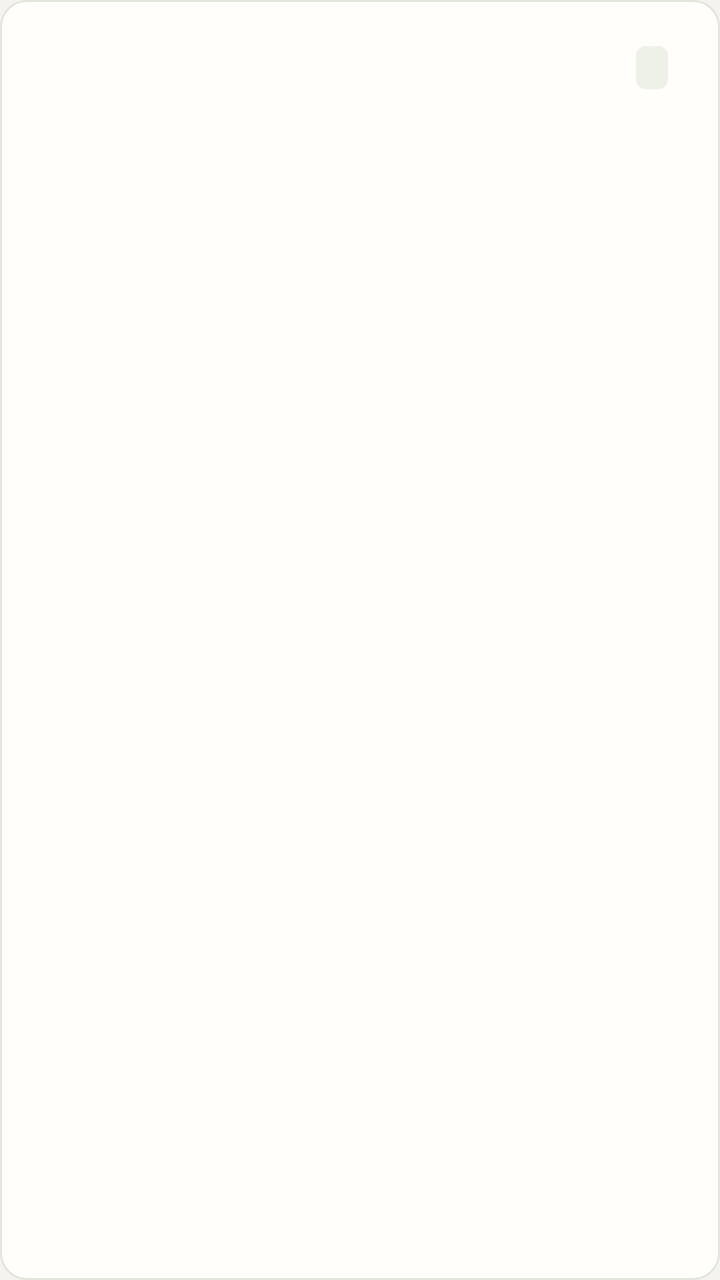
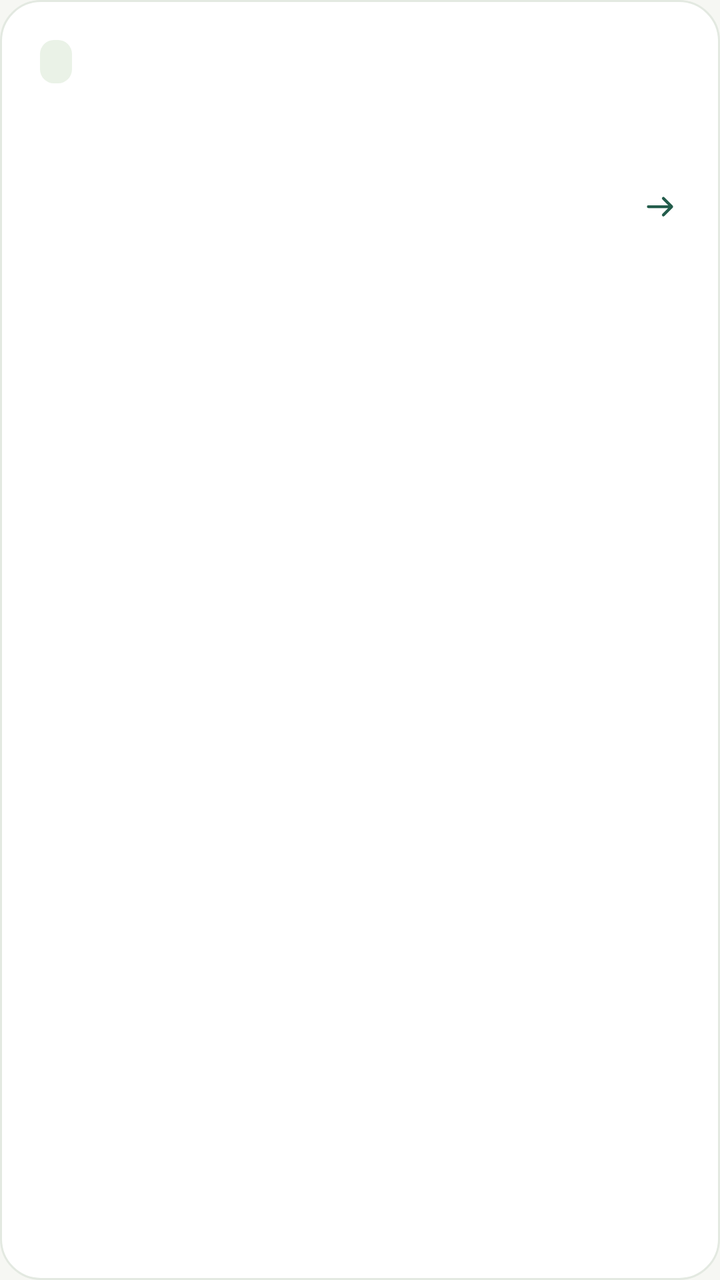

Screens rendered from an Android XML layout before and after an edit, with the pre-edit source and the edit as a unified diff.
<!-- AndroidManifest.xml: application theme Theme.BlogAdmin -->
<!-- res/layout/item_article.xml -->
<?xml version="1.0" encoding="utf-8"?>
<LinearLayout xmlns:android="http://schemas.android.com/apk/res/android"
    android:layout_width="match_parent"
    android:layout_height="wrap_content"
    android:layout_marginBottom="20dp"
    android:background="@drawable/bg_article"
    android:orientation="vertical"
    android:paddingLeft="26dp"
    android:paddingTop="23dp"
    android:paddingRight="26dp"
    android:paddingBottom="23dp">

    <FrameLayout
        android:layout_width="match_parent"
        android:layout_height="wrap_content">

        <TextView
            android:id="@+id/tv_date"
            android:layout_width="wrap_content"
            android:layout_height="wrap_content"
            android:layout_gravity="start"
            android:letterSpacing="0.1"
            android:textColor="@color/date_text"
            android:textSize="11sp" />

        <TextView
            android:id="@+id/tv_badge"
            android:layout_width="wrap_content"
            android:layout_height="wrap_content"
            android:layout_gravity="end"
            android:background="@drawable/bg_badge"
            android:paddingLeft="8dp"
            android:paddingTop="4dp"
            android:paddingRight="8dp"
            android:paddingBottom="4dp"
            android:textColor="@color/badge_text"
            android:textSize="10sp" />
    </FrameLayout>

    <TextView
        android:id="@+id/tv_title"
        android:layout_width="match_parent"
        android:layout_height="wrap_content"
        android:layout_marginTop="11dp"
        android:lineSpacingMultiplier="1.6"
        android:textColor="@color/text_main"
        android:textSize="17sp" />

    <HorizontalScrollView
        android:id="@+id/scroll_imgs"
        android:layout_width="match_parent"
        android:layout_height="wrap_content"
        android:layout_marginTop="11dp"
        android:clipToPadding="false"
        android:scrollbars="none"
        android:visibility="gone">

        <LinearLayout
            android:id="@+id/img_row"
            android:layout_width="wrap_content"
            android:layout_height="wrap_content"
            android:orientation="horizontal" />
    </HorizontalScrollView>

    <TextView
        android:id="@+id/tv_desc"
        android:layout_width="match_parent"
        android:layout_height="wrap_content"
        android:layout_marginTop="11dp"
        android:textColor="@color/text_secondary"
        android:textSize="12sp" />
</LinearLayout>
<!-- resources referenced by this layout -->
<resources>
  <color name="badge_text">#708168</color>
  <color name="date_text">#8c9685</color>
  <color name="text_main">#292d28</color>
  <color name="text_secondary">#92968a</color>
  <!-- drawable bg_article (drawable) -->
  <?xml version="1.0" encoding="utf-8"?>
  <shape xmlns:android="http://schemas.android.com/apk/res/android" android:shape="rectangle">
      <solid android:color="@color/card" />
      <corners android:radius="13dp" />
      <stroke android:width="1dp" android:color="@color/border_card" />
  </shape>
  <!-- drawable bg_badge (drawable) -->
  <?xml version="1.0" encoding="utf-8"?>
  <shape xmlns:android="http://schemas.android.com/apk/res/android" android:shape="rectangle">
      <solid android:color="@color/badge_bg" />
      <corners android:radius="5dp" />
  </shape>
  <style name="Theme.BlogAdmin" parent="android:Theme.Material.Light.NoActionBar">
          <item name="android:colorPrimary">@color/primary</item>
          <item name="android:colorPrimaryDark">@color/primary_dark</item>
          <item name="android:colorAccent">@color/primary</item>
          <item name="android:windowBackground">@color/bg</item>
          <item name="android:statusBarColor">@color/bg</item>
          <item name="android:windowLightStatusBar">true</item>
          <item name="android:navigationBarColor">@color/bg</item>
          <item name="android:windowOptOutEdgeToEdgeEnforcement">true</item>
      </style>
  <color name="card">#fffefa</color>
  <color name="border_card">#e3e6dc</color>
  <color name="badge_bg">#edf1e7</color>
  <color name="primary">#415e48</color>
  <color name="primary_dark">#354b39</color>
  <color name="bg">#f4f3ef</color>
</resources>

<!-- the commit's change to res/layout/item_article.xml (unified diff, before → after) -->
@@ -1,72 +1,77 @@
 <?xml version="1.0" encoding="utf-8"?>
-<LinearLayout xmlns:android="http://schemas.android.com/apk/res/android"
+<LinearLayout
+    xmlns:android="http://schemas.android.com/apk/res/android"
     android:layout_width="match_parent"
     android:layout_height="wrap_content"
-    android:layout_marginBottom="20dp"
     android:background="@drawable/bg_article"
-    android:orientation="vertical"
-    android:paddingLeft="26dp"
-    android:paddingTop="23dp"
-    android:paddingRight="26dp"
-    android:paddingBottom="23dp">
-
-    <FrameLayout
+    android:foreground="?android:attr/selectableItemBackground"
+    android:padding="20dp"
+    android:orientation="vertical">
+    <LinearLayout
         android:layout_width="match_parent"
-        android:layout_height="wrap_content">
-
-        <TextView
-            android:id="@+id/tv_date"
-            android:layout_width="wrap_content"
-            android:layout_height="wrap_content"
-            android:layout_gravity="start"
-            android:letterSpacing="0.1"
-            android:textColor="@color/date_text"
-            android:textSize="11sp" />
-
+        android:layout_height="wrap_content"
+        android:gravity="center_vertical">
         <TextView
             android:id="@+id/tv_badge"
             android:layout_width="wrap_content"
             android:layout_height="wrap_content"
-            android:layout_gravity="end"
             android:background="@drawable/bg_badge"
-            android:paddingLeft="8dp"
-            android:paddingTop="4dp"
-            android:paddingRight="8dp"
-            android:paddingBottom="4dp"
+            android:paddingHorizontal="8dp"
+            android:paddingVertical="4dp"
             android:textColor="@color/badge_text"
             android:textSize="10sp" />
-    </FrameLayout>
-
+        <TextView
+            android:id="@+id/tv_date"
+            android:layout_width="0dp"
+            android:layout_height="wrap_content"
+            android:layout_weight="1"
+            android:gravity="end"
+            android:textColor="@color/date_text"
+            android:textSize="11sp" />
+    </LinearLayout>
     <TextView
         android:id="@+id/tv_title"
         android:layout_width="match_parent"
         android:layout_height="wrap_content"
-        android:layout_marginTop="11dp"
-        android:lineSpacingMultiplier="1.6"
+        android:layout_marginTop="12dp"
         android:textColor="@color/text_main"
-        android:textSize="17sp" />
-
+        android:textSize="19sp"
+        android:fontFamily="sans-serif-medium"
+        android:maxLines="2"
+        android:ellipsize="end"
+        android:lineSpacingExtra="4dp" />
     <HorizontalScrollView
         android:id="@+id/scroll_imgs"
         android:layout_width="match_parent"
         android:layout_height="wrap_content"
-        android:layout_marginTop="11dp"
-        android:clipToPadding="false"
+        android:layout_marginTop="14dp"
         android:scrollbars="none"
         android:visibility="gone">
-
         <LinearLayout
             android:id="@+id/img_row"
+            android:orientation="horizontal"
             android:layout_width="wrap_content"
-            android:layout_height="wrap_content"
-            android:orientation="horizontal" />
+            android:layout_height="wrap_content" />
     </HorizontalScrollView>
-
-    <TextView
-        android:id="@+id/tv_desc"
+    <LinearLayout
         android:layout_width="match_parent"
         android:layout_height="wrap_content"
-        android:layout_marginTop="11dp"
-        android:textColor="@color/text_secondary"
-        android:textSize="12sp" />
+        android:gravity="center_vertical"
+        android:layout_marginTop="14dp">
+        <TextView
+            android:id="@+id/tv_desc"
+            android:layout_width="0dp"
+            android:layout_height="wrap_content"
+            android:layout_weight="1"
+            android:textColor="@color/text_secondary"
+            android:textSize="12sp"
+            android:maxLines="2"
+            android:ellipsize="end" />
+        <ImageView
+            android:layout_width="20dp"
+            android:layout_height="20dp"
+            android:layout_marginStart="12dp"
+            android:src="@drawable/ic_arrow"
+            android:importantForAccessibility="no" />
+    </LinearLayout>
 </LinearLayout>
<!-- resource entries referenced after the edit -->
@@ -1,37 +1,53 @@
 <!-- resources referenced by this layout -->
 <resources>
-  <color name="badge_text">#708168</color>
-  <color name="date_text">#8c9685</color>
-  <color name="text_main">#292d28</color>
-  <color name="text_secondary">#92968a</color>
+  <color name="badge_text">#426B47</color>
+  <color name="date_text">#718072</color>
+  <color name="text_main">#202D29</color>
+  <color name="text_secondary">#69776F</color>
   <!-- drawable bg_article (drawable) -->
   <?xml version="1.0" encoding="utf-8"?>
-  <shape xmlns:android="http://schemas.android.com/apk/res/android" android:shape="rectangle">
+  <shape xmlns:android="http://schemas.android.com/apk/res/android">
       <solid android:color="@color/card" />
-      <corners android:radius="13dp" />
+      <corners android:radius="20dp" />
       <stroke android:width="1dp" android:color="@color/border_card" />
   </shape>
   <!-- drawable bg_badge (drawable) -->
   <?xml version="1.0" encoding="utf-8"?>
-  <shape xmlns:android="http://schemas.android.com/apk/res/android" android:shape="rectangle">
+  <shape xmlns:android="http://schemas.android.com/apk/res/android">
       <solid android:color="@color/badge_bg" />
-      <corners android:radius="5dp" />
+      <corners android:radius="7dp" />
   </shape>
-  <style name="Theme.BlogAdmin" parent="android:Theme.Material.Light.NoActionBar">
+  <!-- drawable ic_arrow (drawable) -->
+  <?xml version="1.0" encoding="utf-8"?>
+  <vector
+      xmlns:android="http://schemas.android.com/apk/res/android"
+      android:width="22dp"
+      android:height="22dp"
+      android:viewportWidth="24"
+      android:viewportHeight="24">
+      <path
+          android:pathData="M5,12 L19,12 M14,7 L19,12 L14,17"
+          android:fillColor="@android:color/transparent"
+          android:strokeColor="@color/primary"
+          android:strokeWidth="1.7"
+          android:strokeLineCap="round"
+          android:strokeLineJoin="round" />
+  </vector>
+  <style name="Theme.BlogAdmin" parent="Theme.BlogAdmin.Base" />
+  <color name="card">#FFFFFF</color>
+  <color name="border_card">#E3E9E1</color>
+  <color name="badge_bg">#EAF2E7</color>
+  <color name="primary">#235C4B</color>
+  <style name="Theme.BlogAdmin.Base" parent="android:Theme.Material.Light.NoActionBar">
           <item name="android:colorPrimary">@color/primary</item>
           <item name="android:colorPrimaryDark">@color/primary_dark</item>
           <item name="android:colorAccent">@color/primary</item>
           <item name="android:windowBackground">@color/bg</item>
           <item name="android:statusBarColor">@color/bg</item>
           <item name="android:windowLightStatusBar">true</item>
-          <item name="android:navigationBarColor">@color/bg</item>
-          <item name="android:windowOptOutEdgeToEdgeEnforcement">true</item>
+          <item name="android:navigationBarColor">@color/primary_dark</item>
       </style>
-  <color name="card">#fffefa</color>
-  <color name="border_card">#e3e6dc</color>
-  <color name="badge_bg">#edf1e7</color>
-  <color name="primary">#415e48</color>
-  <color name="primary_dark">#354b39</color>
-  <color name="bg">#f4f3ef</color>
+  <color name="primary_dark">#183F34</color>
+  <color name="bg">#F6F7F3</color>
 </resources>
 
